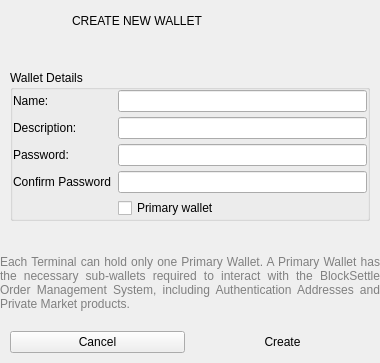
The window that BlockSettleUILib/CreateWalletDialog.ui (BlockSettle/terminal) describes before a commit, drawn with Qt 5.
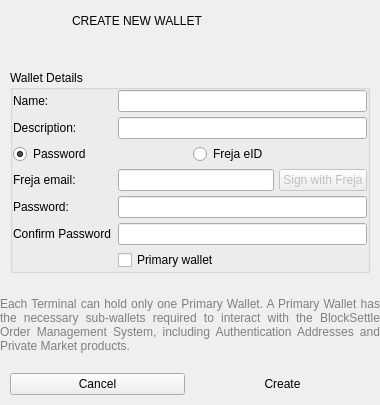
The same window after the commit. Icons and pictures are not drawn.

Commit message: Freja support for wallet creation

The edit to the form file:
```diff
--- a/BlockSettleUILib/CreateWalletDialog.ui
+++ b/BlockSettleUILib/CreateWalletDialog.ui
@@ -7,7 +7,7 @@
     <x>0</x>
     <y>0</y>
     <width>380</width>
-    <height>363</height>
+    <height>405</height>
    </rect>
   </property>
   <property name="minimumSize">
@@ -269,7 +269,132 @@
           </widget>
          </item>
          <item>
-          <widget class="QWidget" name="horizontalWidget_4" native="true">
+          <widget class="QWidget" name="horizontalWidget_6" native="true">
+           <property name="minimumSize">
+            <size>
+             <width>0</width>
+             <height>0</height>
+            </size>
+           </property>
+           <layout class="QHBoxLayout" name="horizontalLayout_7">
+            <property name="spacing">
+             <number>5</number>
+            </property>
+            <property name="leftMargin">
+             <number>0</number>
+            </property>
+            <property name="topMargin">
+             <number>0</number>
+            </property>
+            <property name="rightMargin">
+             <number>0</number>
+            </property>
+            <property name="bottomMargin">
+             <number>0</number>
+            </property>
+            <item>
+             <widget class="QRadioButton" name="radioButtonPassword">
+              <property name="text">
+               <string>Password</string>
+              </property>
+              <property name="checked">
+               <bool>true</bool>
+              </property>
+             </widget>
+            </item>
+            <item>
+             <widget class="QRadioButton" name="radioButtonFreja">
+              <property name="text">
+               <string>Freja eID</string>
+              </property>
+             </widget>
+            </item>
+           </layout>
+          </widget>
+         </item>
+         <item>
+          <widget class="QWidget" name="widgetFreja" native="true">
+           <property name="minimumSize">
+            <size>
+             <width>0</width>
+             <height>0</height>
+            </size>
+           </property>
+           <layout class="QHBoxLayout" name="horizontalLayout_8">
+            <property name="spacing">
+             <number>5</number>
+            </property>
+            <property name="leftMargin">
+             <number>0</number>
+            </property>
+            <property name="topMargin">
+             <number>0</number>
+            </property>
+            <property name="rightMargin">
+             <number>0</number>
+            </property>
+            <property name="bottomMargin">
+             <number>0</number>
+            </property>
+            <item>
+             <widget class="QLabel" name="labelFreja">
+              <property name="sizePolicy">
+               <sizepolicy hsizetype="Fixed" vsizetype="Preferred">
+                <horstretch>0</horstretch>
+                <verstretch>0</verstretch>
+               </sizepolicy>
+              </property>
+              <property name="minimumSize">
+               <size>
+                <width>100</width>
+                <height>0</height>
+               </size>
+              </property>
+              <property name="maximumSize">
+               <size>
+                <width>100</width>
+                <height>16777215</height>
+               </size>
+              </property>
+              <property name="sizeIncrement">
+               <size>
+                <width>0</width>
+                <height>0</height>
+               </size>
+              </property>
+              <property name="midLineWidth">
+               <number>0</number>
+              </property>
+              <property name="text">
+               <string>Freja email:</string>
+              </property>
+              <property name="alignment">
+               <set>Qt::AlignLeading|Qt::AlignLeft|Qt::AlignVCenter</set>
+              </property>
+             </widget>
+            </item>
+            <item>
+             <widget class="QLineEdit" name="lineEditFrejaId">
+              <property name="echoMode">
+               <enum>QLineEdit::Normal</enum>
+              </property>
+             </widget>
+            </item>
+            <item>
+             <widget class="QPushButton" name="pushButtonFreja">
+              <property name="enabled">
+               <bool>false</bool>
+              </property>
+              <property name="text">
+               <string>Sign with Freja</string>
+              </property>
+             </widget>
+            </item>
+           </layout>
+          </widget>
+         </item>
+         <item>
+          <widget class="QWidget" name="widgetPassword" native="true">
            <property name="minimumSize">
             <size>
              <width>0</width>
```
Left out of the diff: 6 changed lines with no effect on the pictures. The commit also changes 11 other files.
